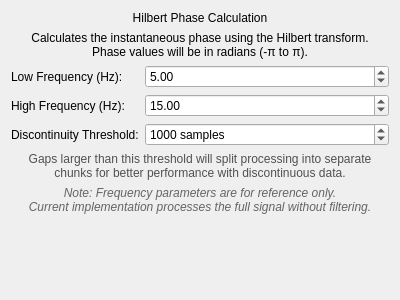
First picture: the form in src/WhiskerToolbox/DataTransform_Widget/AnalogTimeSeries/AnalogHilbertPhase_Widget/AnalogHilbertPhase_Widget.ui, repository paulmthompson/WhiskerToolbox, before the edit.
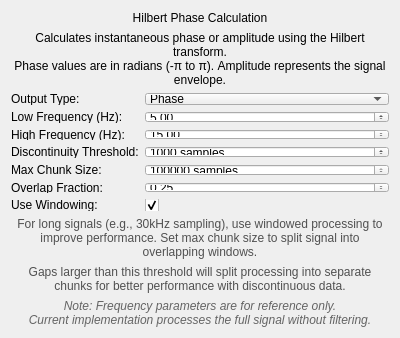
Second picture: the form after the edit.

Commit message: chunk based processing for hilbert transform works better for long samples

The edit to the form file:
```diff
--- a/src/WhiskerToolbox/DataTransform_Widget/AnalogTimeSeries/AnalogHilbertPhase_Widget/AnalogHilbertPhase_Widget.ui
+++ b/src/WhiskerToolbox/DataTransform_Widget/AnalogTimeSeries/AnalogHilbertPhase_Widget/AnalogHilbertPhase_Widget.ui
@@ -27,8 +27,8 @@
    <item>
     <widget class="QLabel" name="description_label">
      <property name="text">
-      <string>Calculates the instantaneous phase using the Hilbert transform.
-Phase values will be in radians (-π to π).</string>
+      <string>Calculates instantaneous phase or amplitude using the Hilbert transform.
+Phase values are in radians (-π to π). Amplitude represents the signal envelope.</string>
      </property>
      <property name="alignment">
       <set>Qt::AlignmentFlag::AlignCenter</set>
@@ -41,13 +41,34 @@
    <item>
     <layout class="QFormLayout" name="formLayout">
      <item row="0" column="0">
+      <widget class="QLabel" name="output_type_label">
+       <property name="text">
+        <string>Output Type:</string>
+       </property>
+      </widget>
+     </item>
+     <item row="0" column="1">
+      <widget class="QComboBox" name="output_type_combobox">
+       <item>
+        <property name="text">
+         <string>Phase</string>
+        </property>
+       </item>
+       <item>
+        <property name="text">
+         <string>Amplitude</string>
+        </property>
+       </item>
+      </widget>
+     </item>
+     <item row="1" column="0">
       <widget class="QLabel" name="low_freq_label">
        <property name="text">
         <string>Low Frequency (Hz):</string>
        </property>
       </widget>
      </item>
-     <item row="0" column="1">
+     <item row="1" column="1">
       <widget class="QDoubleSpinBox" name="low_frequency_spinbox">
        <property name="minimum">
         <double>0.100000000000000</double>
@@ -63,14 +84,14 @@
        </property>
       </widget>
      </item>
-     <item row="1" column="0">
+     <item row="2" column="0">
       <widget class="QLabel" name="high_freq_label">
        <property name="text">
         <string>High Frequency (Hz):</string>
        </property>
       </widget>
      </item>
-     <item row="1" column="1">
+     <item row="2" column="1">
       <widget class="QDoubleSpinBox" name="high_frequency_spinbox">
        <property name="minimum">
         <double>0.100000000000000</double>
@@ -86,14 +107,14 @@
        </property>
       </widget>
      </item>
-     <item row="2" column="0">
+     <item row="3" column="0">
       <widget class="QLabel" name="discontinuity_label">
        <property name="text">
         <string>Discontinuity Threshold:</string>
        </property>
       </widget>
      </item>
-     <item row="2" column="1">
+     <item row="3" column="1">
       <widget class="QSpinBox" name="discontinuity_threshold_spinbox">
        <property name="minimum">
         <number>1</number>
@@ -112,8 +133,90 @@
        </property>
       </widget>
      </item>
+     <item row="4" column="0">
+      <widget class="QLabel" name="max_chunk_label">
+       <property name="text">
+        <string>Max Chunk Size:</string>
+       </property>
+      </widget>
+     </item>
+     <item row="4" column="1">
+      <widget class="QSpinBox" name="max_chunk_size_spinbox">
+       <property name="minimum">
+        <number>0</number>
+       </property>
+       <property name="maximum">
+        <number>10000000</number>
+       </property>
+       <property name="singleStep">
+        <number>10000</number>
+       </property>
+       <property name="value">
+        <number>100000</number>
+       </property>
+       <property name="suffix">
+        <string> samples</string>
+       </property>
+       <property name="specialValueText">
+        <string>No limit</string>
+       </property>
+      </widget>
+     </item>
+     <item row="5" column="0">
+      <widget class="QLabel" name="overlap_label">
+       <property name="text">
+        <string>Overlap Fraction:</string>
+       </property>
+      </widget>
+     </item>
+     <item row="5" column="1">
+      <widget class="QDoubleSpinBox" name="overlap_fraction_spinbox">
+       <property name="minimum">
+        <double>0.000000000000000</double>
+       </property>
+       <property name="maximum">
+        <double>0.500000000000000</double>
+       </property>
+       <property name="singleStep">
+        <double>0.050000000000000</double>
+       </property>
+       <property name="value">
+        <double>0.250000000000000</double>
+       </property>
+      </widget>
+     </item>
+     <item row="6" column="0">
+      <widget class="QLabel" name="windowing_label">
+       <property name="text">
+        <string>Use Windowing:</string>
+       </property>
+      </widget>
+     </item>
+     <item row="6" column="1">
+      <widget class="QCheckBox" name="use_windowing_checkbox">
+       <property name="checked">
+        <bool>true</bool>
+       </property>
+      </widget>
+     </item>
     </layout>
    </item>
+   <item>
+    <widget class="QLabel" name="windowing_help_label">
+     <property name="text">
+      <string>For long signals (e.g., 30kHz sampling), use windowed processing to improve performance. Set max chunk size to split signal into overlapping windows.</string>
+     </property>
+     <property name="alignment">
+      <set>Qt::AlignmentFlag::AlignCenter</set>
+     </property>
+     <property name="wordWrap">
+      <bool>true</bool>
+     </property>
+     <property name="styleSheet">
+      <string notr="true">color: rgb(80, 80, 80); font-size: 9pt;</string>
+     </property>
+    </widget>
+   </item>
    <item>
     <widget class="QLabel" name="discontinuity_help_label">
      <property name="text">
```
The commit also changes 5 other files.
